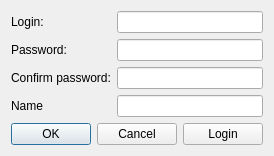
Above: client/ui/registrationform.ui from DmitryVic/ChatQT before the change. Below: the same form after it.
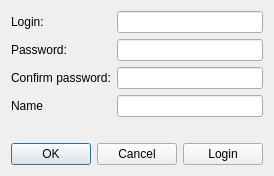
That is the form after the change.

Diff of the .ui file:
```diff
--- a/client/ui/registrationform.ui
+++ b/client/ui/registrationform.ui
@@ -7,7 +7,7 @@
     <x>0</x>
     <y>0</y>
     <width>272</width>
-    <height>136</height>
+    <height>164</height>
    </rect>
   </property>
   <property name="windowTitle">
@@ -79,6 +79,13 @@
      </property>
     </spacer>
    </item>
+   <item>
+    <widget class="QLabel" name="serwAnswer">
+     <property name="text">
+      <string/>
+     </property>
+    </widget>
+   </item>
    <item>
     <layout class="QHBoxLayout" name="horizontalLayout">
      <item>
```
